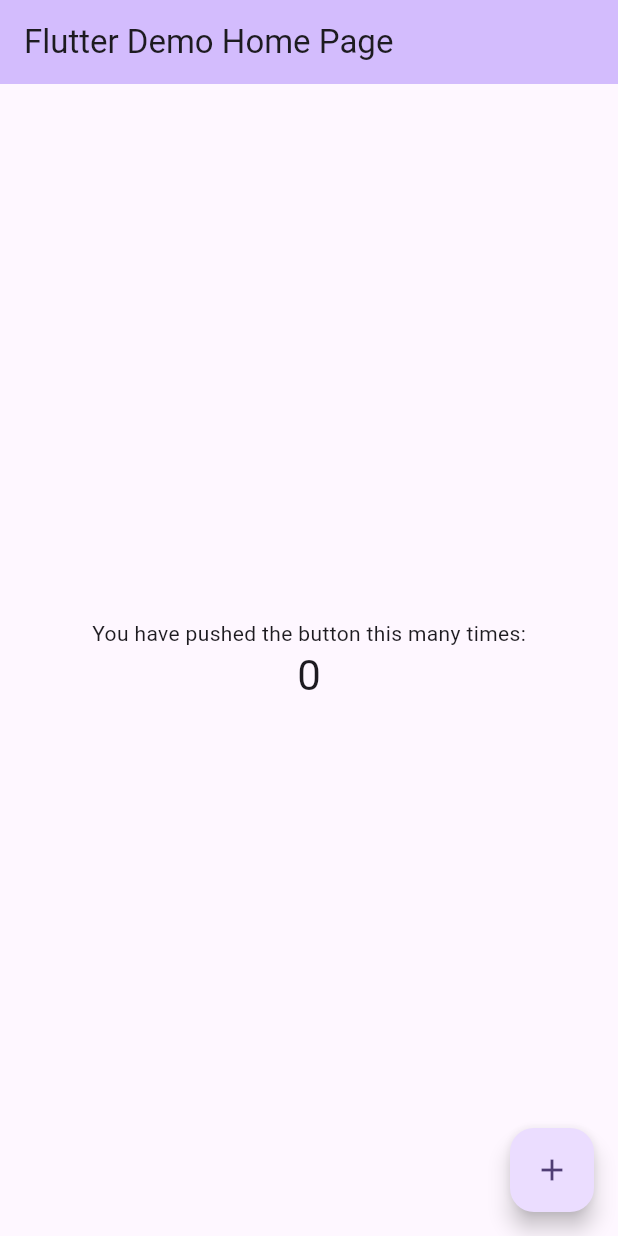
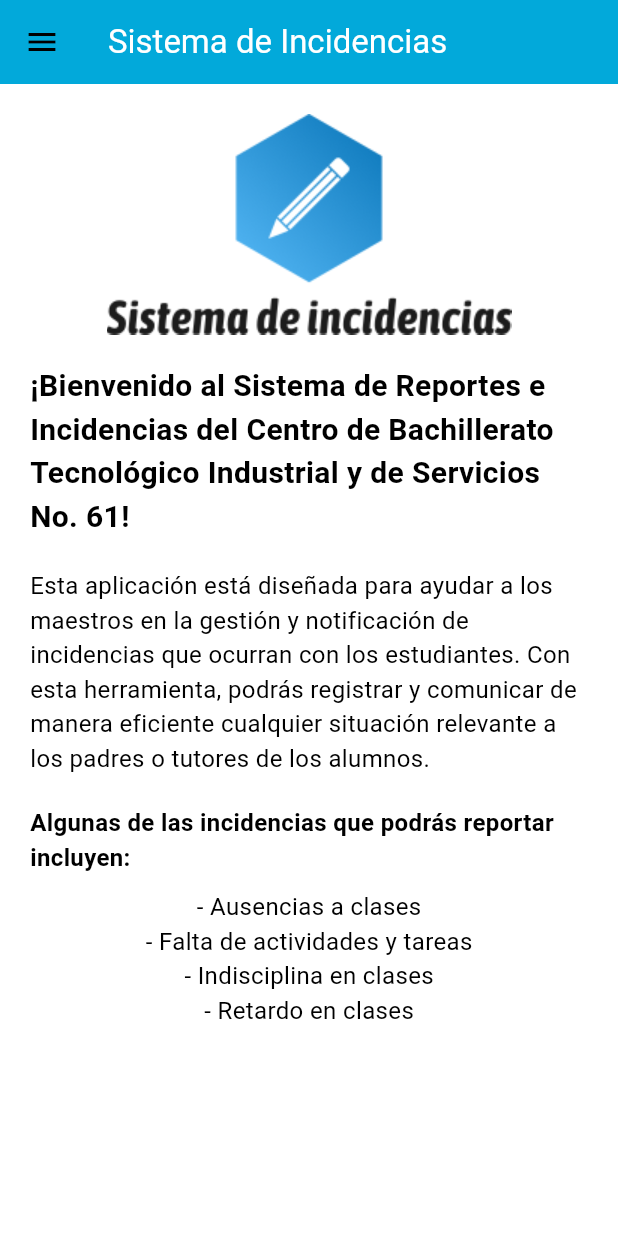
Before and after one commit to ErickST00N2/maestros, a Flutter app: the screen it shows after launch, on a phone screen of 412 x 824 dp. Run offline on Flutter 3.47's test engine with Material 3 defaults, Android fonts, the phone set to English and light mode, and no system bars; drawn by our look-alikes of auto_size_text; our stand-ins replace cloud_firestore, firebase_auth, firebase_core, firebase_storage, flutter_form_builder, flutter_svg and 1 more; missing offline and left inert: flutter_flip_card, qr_bar_code_scanner_dialog, searchbar_animation; accounts and stored records are empty.

Commit message:
Se agrega la pantalla 'register_class_attendance' que registra la asistencia del alumno a la clase

```diff
--- a/lib/main.dart
+++ b/lib/main.dart
@@ -1,125 +1,20 @@
 import 'package:flutter/material.dart';
+import 'package:maestros/src/app.dart';
+//Librerias de firebase
+import 'package:firebase_core/firebase_core.dart';
+import 'firebase_options.dart';
 
-void main() {
-  runApp(const MyApp());
+@override
+
+///@ErickST00N
+///[main] En la función principal estamos inicializando a firebase
+///para poder conectar a la base de datos de la API
+///Sistema de Decredenciales QR
+void main() async {
+  WidgetsFlutterBinding.ensureInitialized();
+  await Firebase.initializeApp(
+    options: DefaultFirebaseOptions.currentPlatform,
+  );
+
+  runApp(MyApp());
 }
-
-class MyApp extends StatelessWidget {
-  const MyApp({super.key});
-
-  // This widget is the root of your application.
-  @override
-  Widget build(BuildContext context) {
-    return MaterialApp(
-      title: 'Flutter Demo',
-      theme: ThemeData(
-        // This is the theme of your application.
-        //
-        // TRY THIS: Try running your application with "flutter run". You'll see
-        // the application has a purple toolbar. Then, without quitting the app,
-        // try changing the seedColor in the colorScheme below to Colors.green
-        // and then invoke "hot reload" (save your changes or press the "hot
-        // reload" button in a Flutter-supported IDE, or press "r" if you used
-        // the command line to start the app).
-        //
-        // Notice that the counter didn't reset back to zero; the application
-        // state is not lost during the reload. To reset the state, use hot
-        // restart instead.
-        //
-        // This works for code too, not just values: Most code changes can be
-        // tested with just a hot reload.
-        colorScheme: ColorScheme.fromSeed(seedColor: Colors.deepPurple),
-        useMaterial3: true,
-      ),
-      home: const MyHomePage(title: 'Flutter Demo Home Page'),
-    );
-  }
-}
-
-class MyHomePage extends StatefulWidget {
-  const MyHomePage({super.key, required this.title});
-
-  // This widget is the home page of your application. It is stateful, meaning
-  // that it has a State object (defined below) that contains fields that affect
-  // how it looks.
-
-  // This class is the configuration for the state. It holds the values (in this
-  // case the title) provided by the parent (in this case the App widget) and
-  // used by the build method of the State. Fields in a Widget subclass are
-  // always marked "final".
-
-  final String title;
-
-  @override
-  State<MyHomePage> createState() => _MyHomePageState();
-}
-
-class _MyHomePageState extends State<MyHomePage> {
-  int _counter = 0;
-
-  void _incrementCounter() {
-    setState(() {
-      // This call to setState tells the Flutter framework that something has
-      // changed in this State, which causes it to rerun the build method below
-      // so that the display can reflect the updated values. If we changed
-      // _counter without calling setState(), then the build method would not be
-      // called again, and so nothing would appear to happen.
-      _counter++;
-    });
-  }
-
-  @override
-  Widget build(BuildContext context) {
-    // This method is rerun every time setState is called, for instance as done
-    // by the _incrementCounter method above.
-    //
-    // The Flutter framework has been optimized to make rerunning build methods
-    // fast, so that you can just rebuild anything that needs updating rather
-    // than having to individually change instances of widgets.
-    return Scaffold(
-      appBar: AppBar(
-        // TRY THIS: Try changing the color here to a specific color (to
-        // Colors.amber, perhaps?) and trigger a hot reload to see the AppBar
-        // change color while the other colors stay the same.
-        backgroundColor: Theme.of(context).colorScheme.inversePrimary,
-        // Here we take the value from the MyHomePage object that was created by
-        // the App.build method, and use it to set our appbar title.
-        title: Text(widget.title),
-      ),
-      body: Center(
-        // Center is a layout widget. It takes a single child and positions it
-        // in the middle of the parent.
-        child: Column(
-          // Column is also a layout widget. It takes a list of children and
-          // arranges them vertically. By default, it sizes itself to fit its
-          // children horizontally, and tries to be as tall as its parent.
-          //
-          // Column has various properties to control how it sizes itself and
-          // how it positions its children. Here we use mainAxisAlignment to
-          // center the children vertically; the main axis here is the vertical
-          // axis because Columns are vertical (the cross axis would be
-          // horizontal).
-          //
-          // TRY THIS: Invoke "debug painting" (choose the "Toggle Debug Paint"
-          // action in the IDE, or press "p" in the console), to see the
-          // wireframe for each widget.
-          mainAxisAlignment: MainAxisAlignment.center,
-          children: <Widget>[
-            const Text(
-              'You have pushed the button this many times:',
-            ),
-            Text(
-              '$_counter',
-              style: Theme.of(context).textTheme.headlineMedium,
-            ),
-          ],
-        ),
-      ),
-      floatingActionButton: FloatingActionButton(
-        onPressed: _incrementCounter,
-        tooltip: 'Increment',
-        child: const Icon(Icons.add),
-      ), // This trailing comma makes auto-formatting nicer for build methods.
-    );
-  }
-}
--- a/lib/src/providers/user.dart
+++ b/lib/src/providers/user.dart
@@ -25,9 +25,9 @@ class Users with ChangeNotifier {
 
   String _schoolCycle = 'Cargando...';
 
-  String _lastSign = 'Cargando...';
+  DateTime _lastSign = DateTime.now();
 
-  int _claveMaestro = 0;
+  String _claveMaestro = 'Cargando...';
 
   String _nombre = 'Cargando...';
 
@@ -68,9 +68,9 @@ class Users with ChangeNotifier {
     notifyListeners();
   }
 
-  int get claveMaestro => _claveMaestro;
+  String get claveMaestro => _claveMaestro;
 
-  set claveMaestro(int value) {
+  set claveMaestro(String value) {
     _claveMaestro = value;
     notifyListeners();
   }
@@ -117,9 +117,9 @@ class Users with ChangeNotifier {
     notifyListeners();
   }
 
-  String get lastSign => _lastSign;
+  DateTime get lastSign => _lastSign;
 
-  set lastSign(String value) {
+  set lastSign(DateTime value) {
     _lastSign = value;
     notifyListeners();
   }
@@ -283,8 +283,10 @@ class Users with ChangeNotifier {
   }
 
   void setFromFireStore(DocumentSnapshot userDoc) async {
-    Map<String, dynamic> userData = userDoc.data() as Map<String, dynamic>;
-    curp = userData['Curp'];
+    if (userDoc.exists) {
+      Map<String, dynamic>? userData = userDoc.data() as Map<String, dynamic>?;
+      if (userData != null) {
+        curp = userData['CURP'];
         claveMaestro = userData['ClaveMaestro'];
         correo = userData['Correo'];
         direccion = userData['Direccion'];
@@ -293,12 +295,31 @@ class Users with ChangeNotifier {
         nombre = userData['Nombre'];
         numTel = userData['NumeroTel'];
         password = userData['Password'];
-    idMaestros = userDoc['idmaestros'];
-    lastSign = userData['lastSign'];
+        idMaestros = userData['idmaestros'];
+        // Verificar si 'photoURL' no es null antes de acceder a él
+        if (userData['photoURL'] != null) {
+          // Convertir a cadena de texto solo si no es null
           photoURL = await _instancia.getDownloadUrl(userData['photoURL']);
+        } else {
+          // En caso de ser null, asignar un valor por defecto o dejar vacío
+          photoURL = ''; // o cualquier otro valor por defecto que desees
+        }
+
+        // Verifica si 'lastSign' no es null antes de intentar convertirlo
+        if (userData['lastSign'] != null) {
+          // Convertir el campo 'lastSign' de Timestamp a DateTime
+          Timestamp timestamp = userData['lastSign'];
+          lastSign = timestamp.toDate();
+        } else {
+          // En caso de ser null, asignar un valor por defecto o dejar vacío
+          lastSign =
+              DateTime.now(); // o cualquier otro valor por defecto que desees
+        }
         uid = userDoc.id;
         // Verifica si photoURL es null antes de notificar a los listeners
         notifyListeners();
+      }
+    }
   }
 
   Future setPhotoURL(String url, File file) async {
--- a/lib/src/router/routes.dart
+++ b/lib/src/router/routes.dart
@@ -7,6 +7,7 @@ import 'package:maestros/src/pages/incident_list.dart';
 import 'package:maestros/src/pages/login.dart';
 import 'package:maestros/src/pages/my_home_page.dart';
 import 'package:maestros/src/pages/register.dart';
+import 'package:maestros/src/pages/register_class_attendance.dart';
 import 'package:maestros/src/pages/tutorial.dart';
 import 'package:maestros/src/pages/welcom.dart';
 import 'package:maestros/src/services/auth.dart';
@@ -26,6 +27,11 @@ class Routes {
         return _checkAuthAndNavigate(
           settings,
           AddIncidents(),
+        );
+      case '/register_attendance':
+        return _checkAuthAndNavigate(
+          settings,
+          RegisterClassAttendance(),
         );
       case '/alumn_incident':
         return _checkAuthAndNavigate(
--- a/lib/src/widgets/qr_bar_code_scanner_dialog.dart
+++ b/lib/src/widgets/qr_bar_code_scanner_dialog.dart
@@ -28,9 +28,11 @@ class QrBarCodeScannerDialogView extends StatelessWidget {
                     showSnackBar(context, false);
                     debugPrint("Este es el catch del qr scanner dialog$e");
                   }
-                    });
                 },
-              child: const Text('Scanear Código QR')),
+              );
+            },
+            child: const Text('Scanear Código QR'),
+          ),
         ),
       );
     });
--- a/pubspec.yaml
+++ b/pubspec.yaml
@@ -65,6 +65,7 @@ dependencies:
   flutter_form_builder: ^9.2.1
   auto_size_text: ^3.0.0
   omni_datetime_picker: ^1.0.9
+  intl: ^0.19.0
 
 dev_dependencies:
   flutter_test:
```
Also changed, not shown: lib/src/pages/register_class_attendance.dart (added, +57 -0 lines), lib/src/services/auth.dart (+4 -6 lines), lib/src/widgets/credential/credential_front.dart (+9 -5 lines), lib/src/widgets/menu/menu_lateral.dart (+24 -3 lines), lib/firebase_options.dart (added), pubspec.lock, 7 other files. Lines whose indentation alone changed are shown as unchanged.
